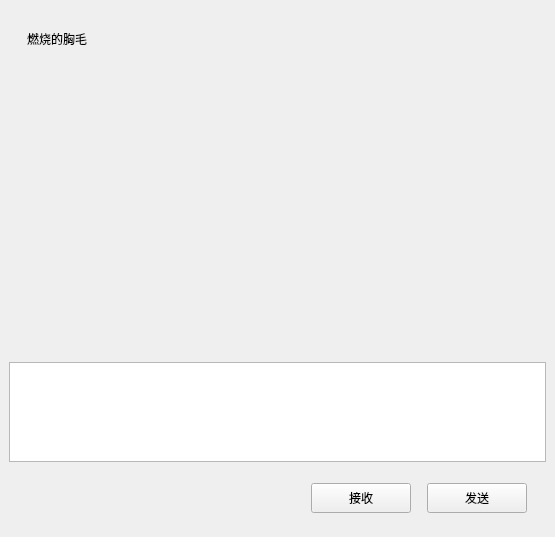
BIGGOODSHIP/BigChat, file Client_by_Qt/chatpage.ui: the form before one commit.
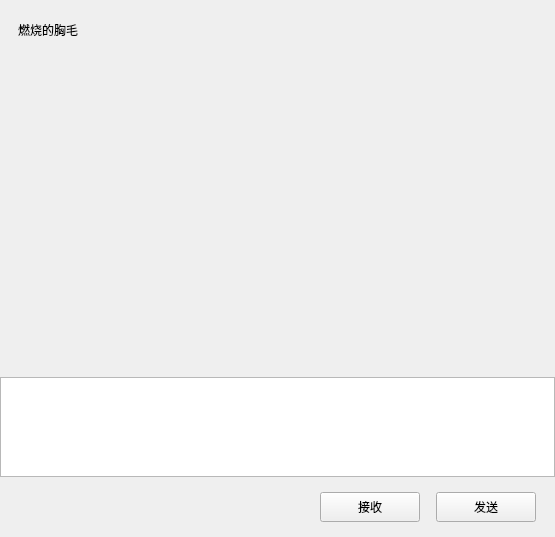
The form after the commit. Custom widgets are drawn as their Qt base class.

What changed in the file:
```diff
--- a/Client_by_Qt/chatpage.ui
+++ b/Client_by_Qt/chatpage.ui
@@ -32,6 +32,21 @@
    <item>
     <widget class="QWidget" name="chat_data_wid" native="true">
      <layout class="QVBoxLayout" name="verticalLayout_4">
+      <property name="spacing">
+       <number>0</number>
+      </property>
+      <property name="leftMargin">
+       <number>0</number>
+      </property>
+      <property name="topMargin">
+       <number>0</number>
+      </property>
+      <property name="rightMargin">
+       <number>0</number>
+      </property>
+      <property name="bottomMargin">
+       <number>0</number>
+      </property>
       <item>
        <widget class="QWidget" name="title_wid" native="true">
         <property name="minimumSize">
@@ -81,6 +96,18 @@
          </size>
         </property>
         <layout class="QHBoxLayout" name="horizontalLayout_4">
+         <property name="leftMargin">
+          <number>0</number>
+         </property>
+         <property name="topMargin">
+          <number>0</number>
+         </property>
+         <property name="rightMargin">
+          <number>0</number>
+         </property>
+         <property name="bottomMargin">
+          <number>0</number>
+         </property>
          <item>
           <spacer name="horizontalSpacer_2">
            <property name="orientation">
@@ -168,7 +195,7 @@
        </widget>
       </item>
       <item>
-       <widget class="QTextEdit" name="chatedit">
+       <widget class="MessageTextEdit" name="chatEdit">
         <property name="minimumSize">
          <size>
           <width>0</width>
@@ -306,6 +333,17 @@
    <extends>QLabel</extends>
    <header location="global">clickedlabel.h</header>
   </customwidget>
+  <customwidget>
+   <class>MessageTextEdit</class>
+   <extends>QTextEdit</extends>
+   <header location="global">messagetextedit.h</header>
+  </customwidget>
+  <customwidget>
+   <class>ChatView</class>
+   <extends>QWidget</extends>
+   <header location="global">chatview.h</header>
+   <container>1</container>
+  </customwidget>
  </customwidgets>
  <resources/>
  <connections/>
```
Left out of the diff: 2 changed lines with no effect on the pictures.
